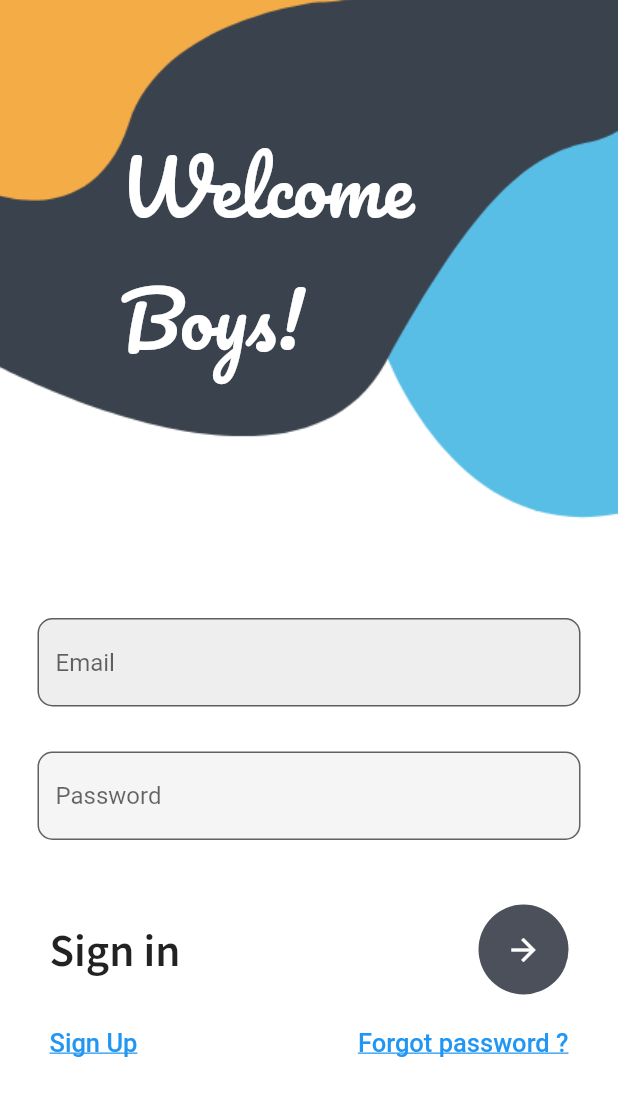
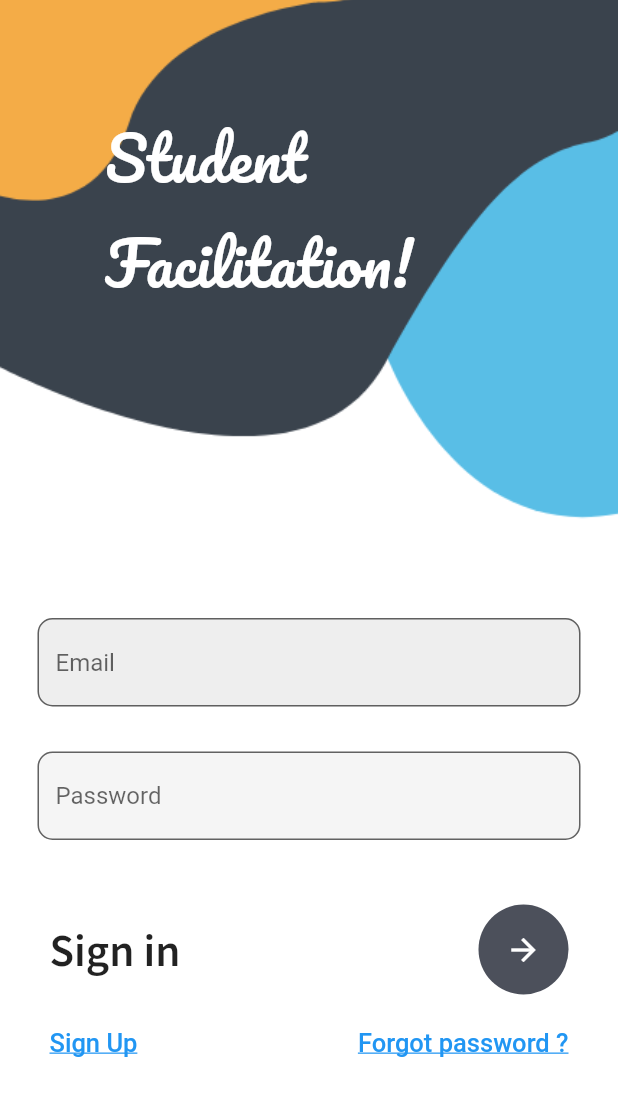
Before and after one commit to harshcodes17/prefinal, a Flutter app: the screen it shows after launch, on a phone screen of 412 x 824 dp. Shown: the top 1096 px of the screen. Run offline on Flutter 3.47's test engine with Material 2 defaults, Android fonts, the phone set to English and light mode, and no system bars.

Commit message:
changed title of login

```diff
--- a/lib/login.dart
+++ b/lib/login.dart
@@ -21,12 +21,12 @@ class _MyLoginState extends State<MyLogin> {
             SingleChildScrollView(
               child: Container(
                 child: Padding(
-                  padding: const EdgeInsets.all(80.0),
+                  padding: const EdgeInsets.all(70.0),
                   child: Text(
-                    'Welcome\nBoys!',
+                    'Student\nFacilitation!',
                     style: TextStyle(
                         color: Colors.white,
-                        fontSize: 50.0,
+                        fontSize: 40.0,
                         fontFamily: 'Pacifico'),
                   ),
                 ),
```
